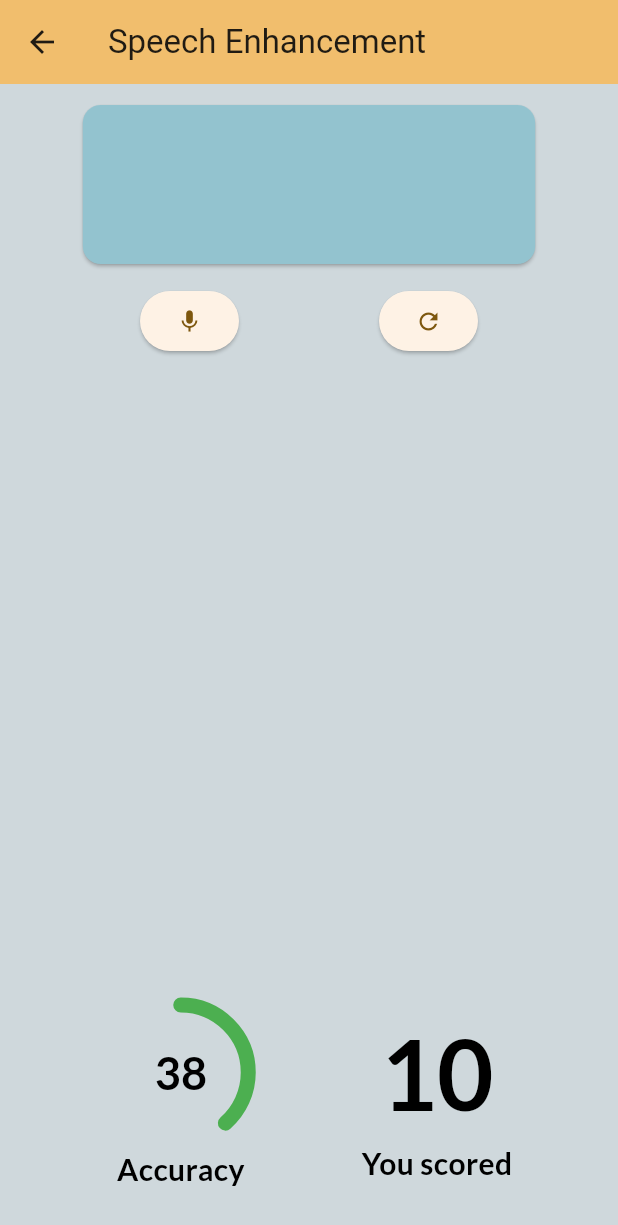
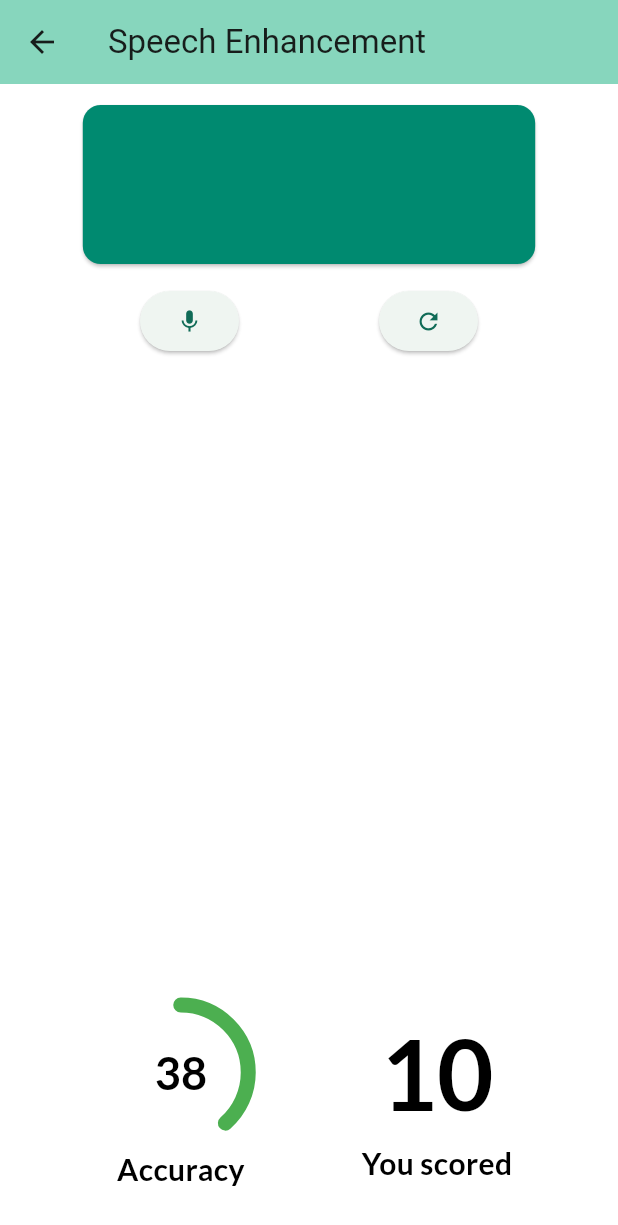
Before and after one commit to GDSCFASTISB/VocalAid-SolutionChallenge-2024, a Flutter app: the SpeechEnhancement screen opened directly with empty values, after a tap on the "mic" icon, after a tap on the "stop" icon, on a phone screen of 412 x 824 dp. Shown: the top 1225 px of the screen. Run offline on Flutter 3.47's test engine with Material 3 defaults, Android fonts, the phone set to English and light mode, and no system bars; drawn by our look-alikes of animated_text_kit; our stand-ins replace cloud_firestore, csv, firebase_auth, firebase_core, firebase_storage, google_fonts and 2 more; missing offline and left inert: record; accounts and stored records are empty.

Commit message:
bug fixes and UI consistency

```diff
--- a/lib/auth_fuctions/sign_in_func.dart
+++ b/lib/auth_fuctions/sign_in_func.dart
@@ -12,16 +12,17 @@ Future<void> signIn(String email, String pass) async {
     )
         .then((value) async {
       User? user = await db.getUser(email);
+      CustomProgressDialog.hideProDialog();
 
       if (user != null) {
-        CustomProgressDialog.hideProDialog();
-
         switchScreen(wordListScreen);
       } else {
         showToast("user credentials not found");
       }
     });
   } on auth.FirebaseAuthException catch (e) {
+    print(e);
+    CustomProgressDialog.hideProDialog();
     if (e.code == 'user-not-found') {
       showToast('No user found for that email.');
     } else if (e.code == 'wrong-password') {
--- a/lib/auth_fuctions/sign_up_func.dart
+++ b/lib/auth_fuctions/sign_up_func.dart
@@ -18,6 +18,7 @@ Future<void> signUp(User user) async {
     showToast("Signed up successfully");
     switchScreenAndRemoveAll(signInScreen);
   } on auth.FirebaseAuthException catch (e) {
+    CustomProgressDialog.hideProDialog();
     if (e.code == 'weak-password') {
       showToast('The password provided is too weak.');
     } else if (e.code == 'email-already-in-use') {
--- a/lib/main.dart
+++ b/lib/main.dart
@@ -46,8 +46,8 @@
           //
           // This works for code too, not just values: Most code changes can be
           // tested with just a hot reload.
-          colorScheme: ColorScheme.fromSeed(seedColor: const Color(0x00f9c571)),
-          scaffoldBackgroundColor: Colors.blueGrey.shade100,
+          colorScheme: ColorScheme.fromSeed(seedColor: const Color(0xFF008A70)),
+          scaffoldBackgroundColor: Colors.white,
           useMaterial3: true,
         ),
         navigatorKey: appNavigationKey,
--- a/lib/screens/sign_in.dart
+++ b/lib/screens/sign_in.dart
@@ -3,6 +3,8 @@ import 'package:gdscapp/auth_fuctions/sign_in_func.dart';
 import 'package:gdscapp/screens/sign_up.dart';
 
 import 'package:google_fonts/google_fonts.dart';
+
+import '../index.dart';
 
 class LoginPage extends StatefulWidget {
   const LoginPage({super.key});
@@ -172,10 +174,6 @@ class _LoginPageState extends State<LoginPage> {
                         if (_formkey.currentState!.validate()) {
                           _formkey.currentState!.save();
                           signIn(_email, _password);
-                          // Navigator.push(
-                          //     context,
-                          //     MaterialPageRoute(
-                          //         builder: (context) => const HomePage()));
                         }
                       },
                       style: ElevatedButton.styleFrom(
--- a/lib/screens/speech_enhancement.dart
+++ b/lib/screens/speech_enhancement.dart
@@ -119,12 +119,16 @@ class _SpeechEnhancementState extends State<SpeechEnhancement> {
                   Text(
                     widget.vocal.words,
                     style: const TextStyle(
-                        fontSize: 40, fontWeight: FontWeight.bold),
+                        fontSize: 40,
+                        fontWeight: FontWeight.bold,
+                        color: Colors.white),
                   ),
                   Text(
                     widget.vocal.syllables,
                     style: const TextStyle(
-                        fontSize: 20, fontWeight: FontWeight.bold),
+                        fontSize: 20,
+                        fontWeight: FontWeight.bold,
+                        color: Colors.white),
                   ),
                 ],
               ),
--- a/lib/top_level_elements.dart
+++ b/lib/top_level_elements.dart
@@ -36,3 +36,4 @@ const wordListScreen = "/wordList";
 var fBAuth = FirebaseAuth.instance;
 var storage = FirebaseStorage.instance.ref();
 final orginalRecordingsStorage = storage.child("orginalRecordings");
+var themeColor = const Color(0xFF008A70);
--- a/lib/widgets/custom_card.dart
+++ b/lib/widgets/custom_card.dart
@@ -19,7 +19,7 @@ class CustomCard extends Card {
       width: MediaQuery.of(context).size.width * 0.8,
       padding: EdgeInsets.all(paddings ?? 10),
       child: Card(
-          color: color ?? const Color.fromARGB(255, 147, 195, 207),
+          color: color ?? const Color(0xFF008A70),
           child:
               Container(margin: EdgeInsets.all(margins ?? 10), child: child)),
     );
```
Also changed, not shown: lib/screens/words_list.dart (+9 -2 lines).
